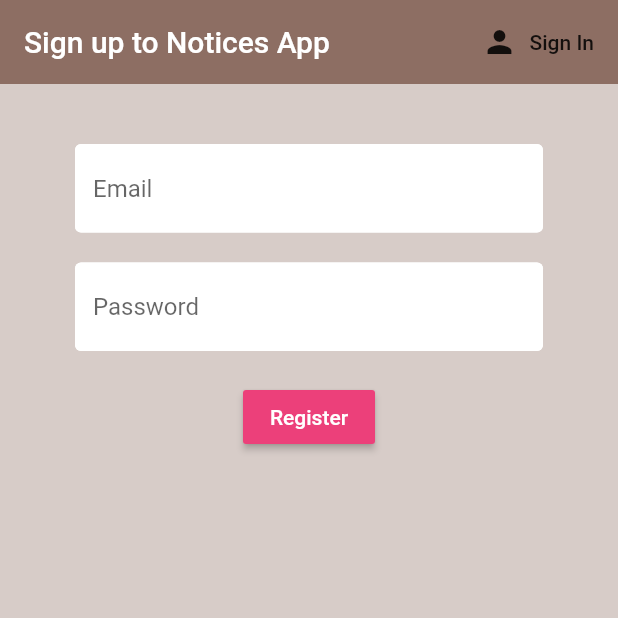
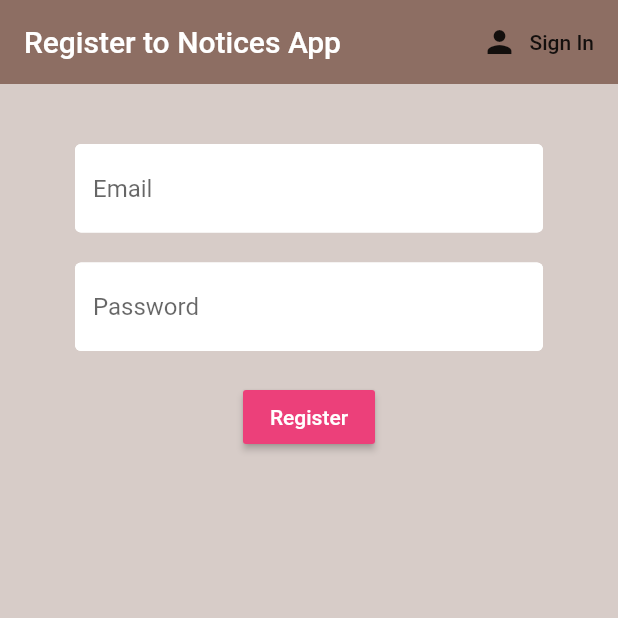
Before and after one commit to 15154/AM4L, a Flutter app: the screen it shows after launch, after a tap on "Register", on a phone screen of 412 x 824 dp, the top half of it. Run offline on Flutter 3.47's test engine with Material 2 defaults, Android fonts, the phone set to English and light mode, and no system bars; our stand-ins replace cloud_firestore, firebase_auth, flutter_spinkit; accounts and stored records are empty.

```diff
--- a/am4l_15123_15154/lib/screens/authenticate/register.dart
+++ b/am4l_15123_15154/lib/screens/authenticate/register.dart
@@ -30,7 +30,7 @@ class _RegisterState extends State<Register> {
       appBar: AppBar(
         backgroundColor: Colors.brown[400],
         elevation: 0.0,
-        title: Text('Sign up to Notices App'),
+        title: Text('Register to Notices App'),
         actions: <Widget>[
           FlatButton.icon(
             icon: Icon(Icons.person),
--- a/am4l_15123_15154/lib/screens/home/notice_tile.dart
+++ b/am4l_15123_15154/lib/screens/home/notice_tile.dart
@@ -14,7 +14,7 @@ class NoticeTile extends StatelessWidget {
         margin: EdgeInsets.fromLTRB(20.0, 6.0, 20.0, 0.0),
         child: ListTile(
           title: Text(notice.name),
-          subtitle: Text('Follows ${notice.classrooms} classroom(s)'),
+          //subtitle: Text('Follows ${notice.classrooms} classroom(s)'),
         ),
       )
     );
```
Also changed, not shown: am4l_15123_15154/lib/services/auth.dart (+11 -11 lines).
